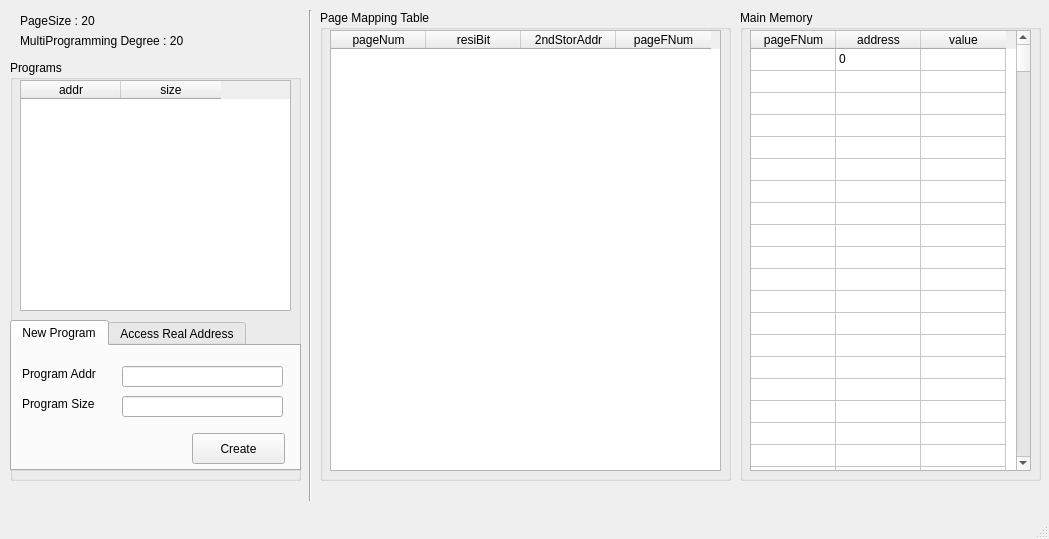
nvkdow/osPagingGui, file ospagingmain.ui: the form before one commit.
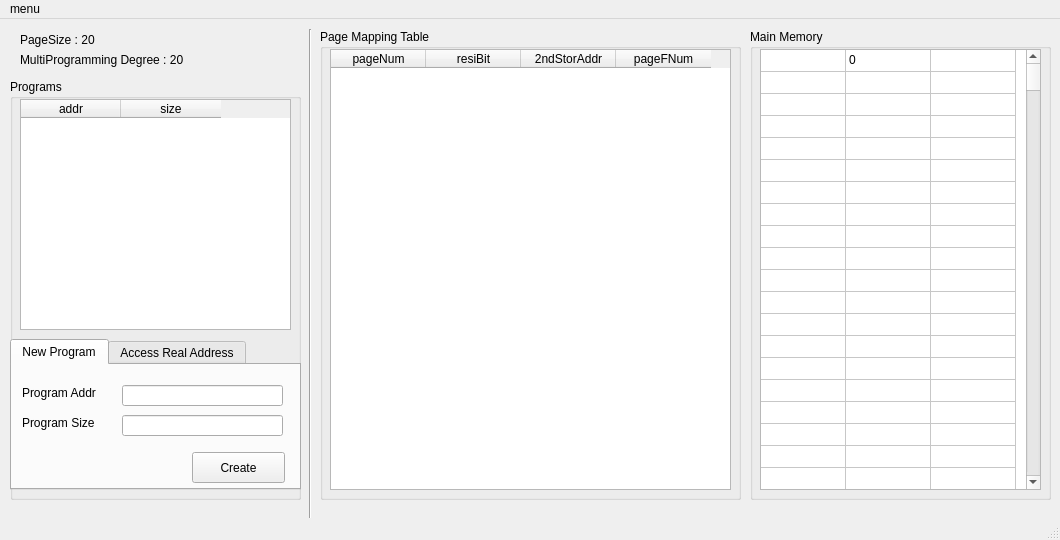
The form after the commit.

Commit message: Add menu bar, table background color

What changed in the file:
```diff
--- a/ospagingmain.ui
+++ b/ospagingmain.ui
@@ -6,8 +6,8 @@
    <rect>
     <x>0</x>
     <y>0</y>
-    <width>1049</width>
-    <height>539</height>
+    <width>1060</width>
+    <height>540</height>
    </rect>
   </property>
   <property name="windowTitle">
@@ -215,7 +215,7 @@
      <rect>
       <x>320</x>
       <y>10</y>
-      <width>411</width>
+      <width>421</width>
       <height>471</height>
      </rect>
     </property>
@@ -227,7 +227,7 @@
       <rect>
        <x>10</x>
        <y>20</y>
-       <width>391</width>
+       <width>401</width>
        <height>441</height>
       </rect>
      </property>
@@ -268,7 +268,7 @@
    <widget class="QGroupBox" name="groupBox_3">
     <property name="geometry">
      <rect>
-      <x>740</x>
+      <x>750</x>
       <y>10</y>
       <width>301</width>
       <height>471</height>
@@ -290,10 +290,10 @@
       <bool>true</bool>
      </property>
      <property name="rowCount">
-      <number>4000</number>
+      <number>4040</number>
      </property>
      <attribute name="horizontalHeaderVisible">
-      <bool>true</bool>
+      <bool>false</bool>
      </attribute>
      <attribute name="horizontalHeaderMinimumSectionSize">
       <number>85</number>
@@ -4310,6 +4310,46 @@
      <row/>
      <row/>
      <row/>
+     <row/>
+     <row/>
+     <row/>
+     <row/>
+     <row/>
+     <row/>
+     <row/>
+     <row/>
+     <row/>
+     <row/>
+     <row/>
+     <row/>
+     <row/>
+     <row/>
+     <row/>
+     <row/>
+     <row/>
+     <row/>
+     <row/>
+     <row/>
+     <row/>
+     <row/>
+     <row/>
+     <row/>
+     <row/>
+     <row/>
+     <row/>
+     <row/>
+     <row/>
+     <row/>
+     <row/>
+     <row/>
+     <row/>
+     <row/>
+     <row/>
+     <row/>
+     <row/>
+     <row/>
+     <row/>
+     <row/>
      <column>
       <property name="text">
        <string>pageFNum</string>
@@ -4379,10 +4419,18 @@
     <rect>
      <x>0</x>
      <y>0</y>
-     <width>1049</width>
+     <width>1060</width>
      <height>26</height>
     </rect>
    </property>
+   <widget class="QMenu" name="menuinfo">
+    <property name="title">
+     <string>menu</string>
+    </property>
+    <addaction name="actionInfo"/>
+    <addaction name="actionExit"/>
+   </widget>
+   <addaction name="menuinfo"/>
   </widget>
   <widget class="QStatusBar" name="statusBar"/>
  </widget>
```
Left out of the diff: 10 changed lines with no effect on the pictures. The commit also changes 4 other files.
